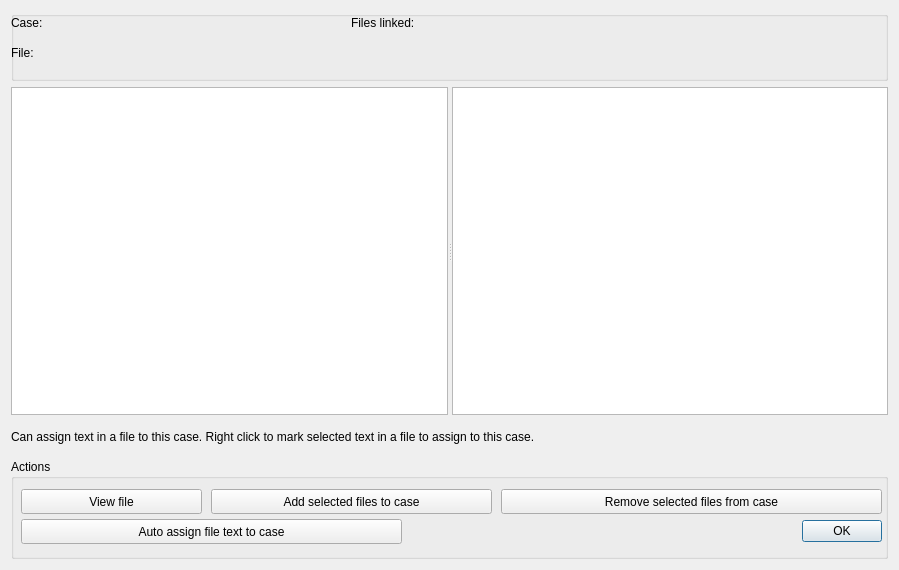
First picture: the form in GUI_UIs/ui_case_file_manager.ui, repository ccbogel/QualCoder, before the edit.
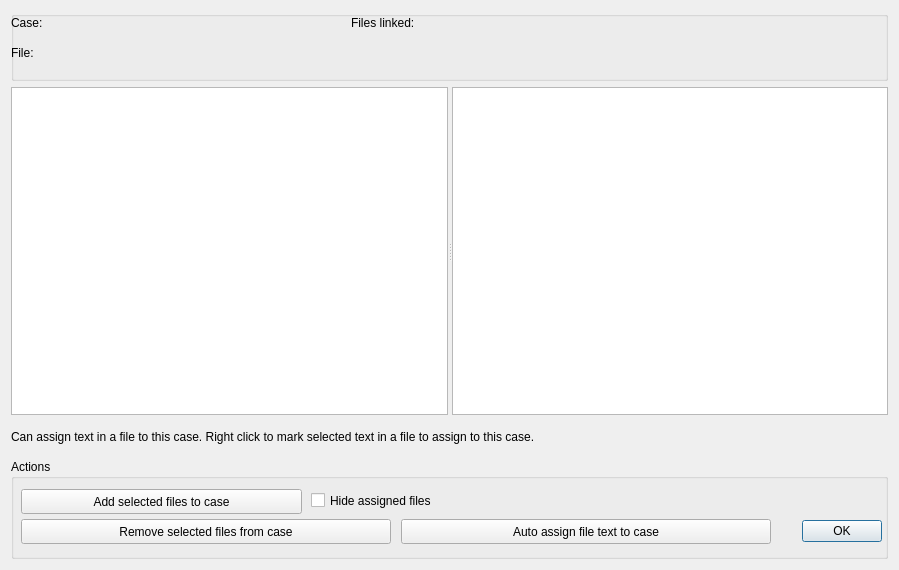
Second picture: the form after the edit.

```diff
--- a/GUI_UIs/ui_case_file_manager.ui
+++ b/GUI_UIs/ui_case_file_manager.ui
@@ -31,25 +31,12 @@
      <property name="title">
       <string>Actions</string>
      </property>
-     <widget class="QPushButton" name="pushButton_view">
-      <property name="geometry">
-       <rect>
-        <x>10</x>
-        <y>30</y>
-        <width>181</width>
-        <height>25</height>
-       </rect>
-      </property>
-      <property name="text">
-       <string>View file</string>
-      </property>
-     </widget>
      <widget class="QPushButton" name="pushButton_auto_assign">
       <property name="geometry">
        <rect>
-        <x>10</x>
+        <x>390</x>
         <y>60</y>
-        <width>381</width>
+        <width>370</width>
         <height>25</height>
        </rect>
       </property>
@@ -60,7 +47,7 @@
      <widget class="QPushButton" name="pushButton_add_files">
       <property name="geometry">
        <rect>
-        <x>200</x>
+        <x>10</x>
         <y>30</y>
         <width>281</width>
         <height>25</height>
@@ -73,9 +60,9 @@
      <widget class="QPushButton" name="pushButton_remove">
       <property name="geometry">
        <rect>
-        <x>490</x>
-        <y>30</y>
-        <width>381</width>
+        <x>10</x>
+        <y>60</y>
+        <width>370</width>
         <height>25</height>
        </rect>
       </property>
@@ -86,9 +73,9 @@
      <widget class="QDialogButtonBox" name="buttonBox">
       <property name="geometry">
        <rect>
-        <x>660</x>
+        <x>770</x>
         <y>60</y>
-        <width>211</width>
+        <width>101</width>
         <height>25</height>
        </rect>
       </property>
@@ -99,6 +86,19 @@
        <set>QDialogButtonBox::Ok</set>
       </property>
      </widget>
+     <widget class="QCheckBox" name="checkBox_hide">
+      <property name="geometry">
+       <rect>
+        <x>300</x>
+        <y>30</y>
+        <width>321</width>
+        <height>23</height>
+       </rect>
+      </property>
+      <property name="text">
+       <string>Hide assigned files</string>
+      </property>
+     </widget>
     </widget>
    </item>
    <item row="3" column="0">
```
Left out of the diff: 3 changed lines with no effect on the pictures.
